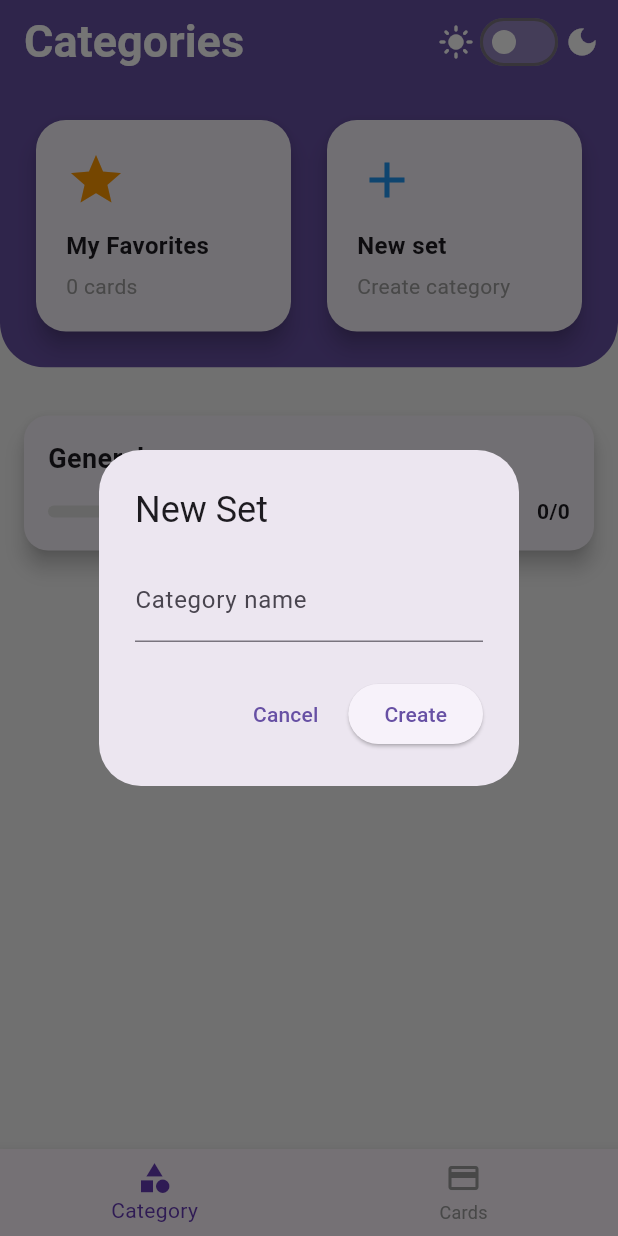
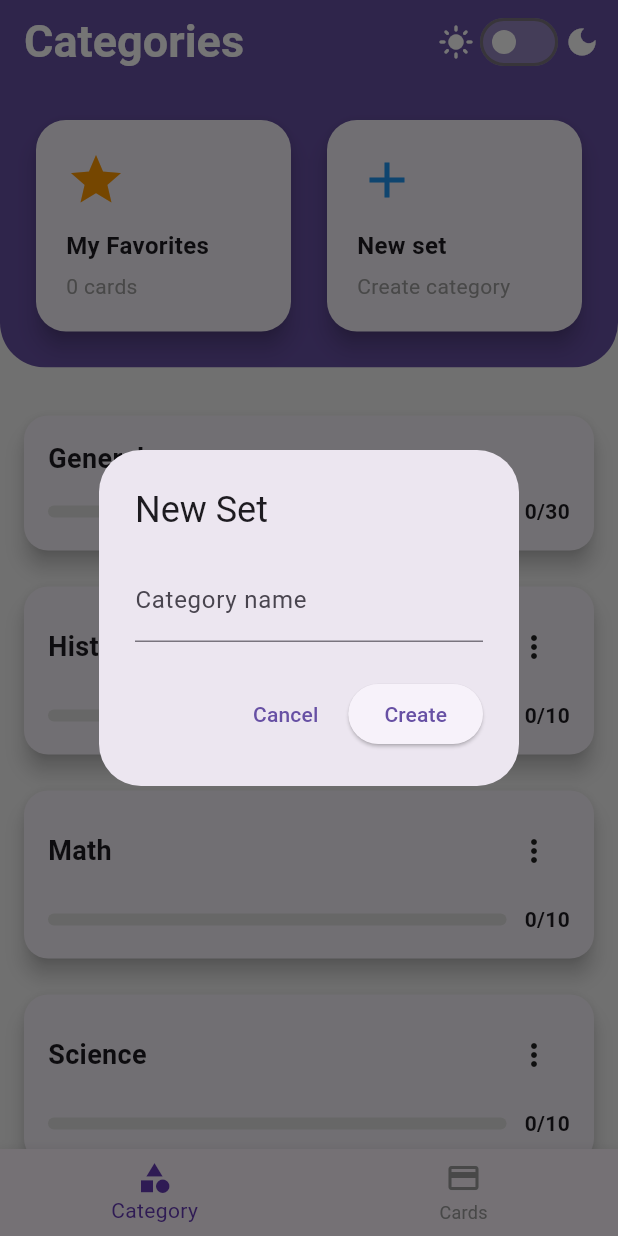
Before and after one commit to Mukul141/flashcard, a Flutter app: the screen it shows after launch, after a tap on "New set", on a phone screen of 412 x 824 dp. Run offline on Flutter 3.47's test engine with Material 3 defaults, Android fonts, the phone set to English and light mode, and no system bars; our stand-ins replace hive, hive_flutter, shared_preferences; accounts and stored records are empty.

Commit message:
Screenshots added

```diff
--- a/lib/main.dart
+++ b/lib/main.dart
@@ -4,15 +4,71 @@ import 'package:hive_flutter/hive_flutter.dart';
 import 'model/flashcard.dart';
 import 'screens/home_screen.dart';
 
+Future<void> _seedData() async {
+  final box = Hive.box<Flashcard>("flashcardsBox");
+  if (box.isEmpty) {
+    final sampleCards = <Flashcard>[
+      // 📜 Set 1: History
+      Flashcard(question: "Who was the first President of the USA?", answer: "George Washington", category: "History"),
+      Flashcard(question: "In which year did World War II end?", answer: "1945", category: "History"),
+      Flashcard(question: "Who was the first man to step on the moon?", answer: "Neil Armstrong", category: "History"),
+      Flashcard(question: "Which empire built the Colosseum?", answer: "The Roman Empire", category: "History"),
+      Flashcard(question: "Who was known as the 'Iron Lady'?", answer: "Margaret Thatcher", category: "History"),
+      Flashcard(question: "Which war was fought between the North and South regions of the USA?", answer: "The American Civil War", category: "History"),
+      Flashcard(question: "Who discovered America in 1492?", answer: "Christopher Columbus", category: "History"),
+      Flashcard(question: "What wall divided East and West Berlin?", answer: "The Berlin Wall", category: "History"),
+      Flashcard(question: "Who was the leader of the Soviet Union during WWII?", answer: "Joseph Stalin", category: "History"),
+      Flashcard(question: "Which ancient civilization built the pyramids?", answer: "The Egyptians", category: "History"),
+
+      // 🧮 Set 2: Math
+      Flashcard(question: "2 + 2", answer: "4", category: "Math"),
+      Flashcard(question: "Square root of 16?", answer: "4", category: "Math"),
+      Flashcard(question: "What is 12 × 12?", answer: "144", category: "Math"),
+      Flashcard(question: "π (Pi) rounded to 2 decimals?", answer: "3.14", category: "Math"),
+      Flashcard(question: "Derivative of x²?", answer: "2x", category: "Math"),
+      Flashcard(question: "Integral of 1/x dx?", answer: "ln|x| + C", category: "Math"),
+      Flashcard(question: "Area of a circle?", answer: "πr²", category: "Math"),
+      Flashcard(question: "Perimeter of a square with side 5?", answer: "20", category: "Math"),
+      Flashcard(question: "Volume of a cube with side 3?", answer: "27", category: "Math"),
+      Flashcard(question: "What is 15% of 200?", answer: "30", category: "Math"),
+
+      // 🔬 Set 3: Science
+      Flashcard(question: "What is H₂O?", answer: "Water", category: "Science"),
+      Flashcard(question: "What gas do plants produce during photosynthesis?", answer: "Oxygen", category: "Science"),
+      Flashcard(question: "Speed of light?", answer: "≈ 299,792 km/s", category: "Science"),
+      Flashcard(question: "What planet has the most moons?", answer: "Saturn", category: "Science"),
+      Flashcard(question: "Smallest unit of life?", answer: "Cell", category: "Science"),
+      Flashcard(question: "Who proposed the theory of relativity?", answer: "Albert Einstein", category: "Science"),
+      Flashcard(question: "What is the chemical symbol for Gold?", answer: "Au", category: "Science"),
+      Flashcard(question: "Which vitamin is produced by sunlight exposure?", answer: "Vitamin D", category: "Science"),
+      Flashcard(question: "What part of the cell contains DNA?", answer: "Nucleus", category: "Science"),
+      Flashcard(question: "What is the powerhouse of the cell?", answer: "Mitochondria", category: "Science"),
+    ];
+
+    await box.addAll(sampleCards);
+  }
+}
+
 Future<void> main() async {
   WidgetsFlutterBinding.ensureInitialized();
-
   await Hive.initFlutter();
   Hive.registerAdapter(FlashcardAdapter());
   await Hive.openBox<Flashcard>("flashcardsBox");
 
+  await _seedData(); // 👉 auto-populate if empty
+
   runApp(const MyApp());
 }
+
+// Future<void> main() async {
+//   WidgetsFlutterBinding.ensureInitialized();
+//
+//   await Hive.initFlutter();
+//   Hive.registerAdapter(FlashcardAdapter());
+//   await Hive.openBox<Flashcard>("flashcardsBox");
+//
+//   runApp(const MyApp());
+// }
 
 class MyApp extends StatefulWidget {
   const MyApp({super.key});
```
Also changed, not shown: 6 other files.
